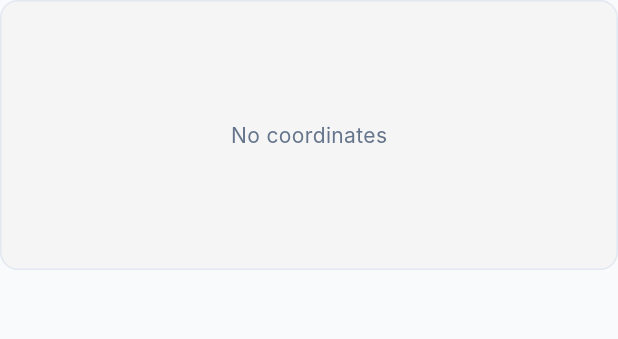
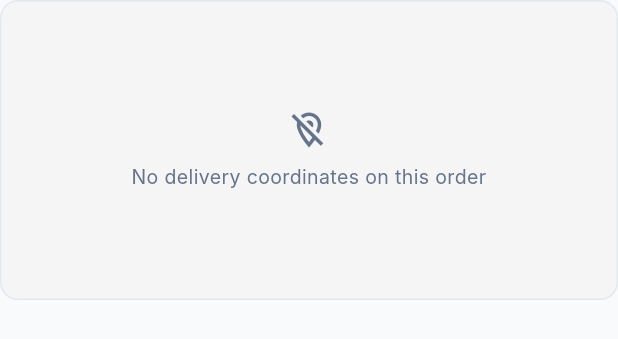
Before and after one commit to juggernaut03/eroc_picker_mobile_app, a Flutter app: the DeliveryMapPreview widget shown alone on an empty page, opened directly, on a phone screen of 412 x 824 dp. Shown: the top 339 px of the screen. Run offline on Flutter 3.47's test engine with Material 3 defaults, Android fonts, the phone set to English and light mode, and no system bars; our stand-ins replace cached_network_image, dio, firebase_core, firebase_messaging, flutter_local_notifications, flutter_map and 10 more; missing offline and left inert: mobile_scanner; accounts and stored records are empty; network calls fail; Roboto replaces fonts that are missing (Inter).

Commit message:
feat: refactor delivery map preview and detail screen to utilize geo_utils for coordinate parsing, enhance UI with improved error handling and layout adjustments

```diff
--- a/lib/screens/rider/delivery_detail_screen.dart
+++ b/lib/screens/rider/delivery_detail_screen.dart
@@ -8,6 +8,7 @@ import '../../providers/auth_provider.dart';
 import '../../services/rider_location_tracker.dart';
 import '../../services/rider_service.dart';
 import '../../utils/app_theme.dart';
+import '../../utils/geo_utils.dart';
 import '../../utils/osm_links.dart';
 import '../../widgets/delivery_map_preview.dart';
 import '../../widgets/status_badge.dart';
@@ -86,9 +87,8 @@ class _DeliveryDetailScreenState extends State<DeliveryDetailScreen> {
       pos = await Geolocator.getCurrentPosition();
     } catch (_) {}
 
-    final destLat = double.tryParse(lat);
-    final destLng = double.tryParse(lng);
-    if (destLat == null || destLng == null) {
+    final dest = parseDeliveryLatLng(lat, lng);
+    if (dest == null) {
       ScaffoldMessenger.of(context).showSnackBar(
         const SnackBar(content: Text('Invalid delivery coordinates')),
       );
@@ -99,8 +99,8 @@ class _DeliveryDetailScreenState extends State<DeliveryDetailScreen> {
       OsmLinks.directionsUrl(
         originLat: pos?.latitude,
         originLng: pos?.longitude,
-        destLat: destLat,
-        destLng: destLng,
+        destLat: dest.latitude,
+        destLng: dest.longitude,
       ),
     );
     if (!await launchUrl(uri, mode: LaunchMode.externalApplication) && mounted) {
--- /dev/null
+++ b/lib/utils/geo_utils.dart
@@ -0,0 +1,24 @@
+import 'package:latlong2/latlong.dart';
+
+/// Parse order latitude/longitude strings into a map point.
+/// Handles swapped lat/lng (common upstream bug) using valid ranges + India heuristic.
+LatLng? parseDeliveryLatLng(String? latitude, String? longitude) {
+  final a = double.tryParse(latitude?.trim() ?? '');
+  final b = double.tryParse(longitude?.trim() ?? '');
+  if (a == null || b == null) return null;
+
+  if (_isValidLat(a) && _isValidLng(b)) return LatLng(a, b);
+  if (_isValidLat(b) && _isValidLng(a)) return LatLng(b, a);
+
+  // India: lat ~6–37, lng ~68–97 — often stored reversed
+  if (_looksLikeIndiaLng(a) && _looksLikeIndiaLat(b)) return LatLng(b, a);
+  if (_looksLikeIndiaLat(a) && _looksLikeIndiaLng(b)) return LatLng(a, b);
+
+  return null;
+}
+
+bool _isValidLat(double v) => v >= -90 && v <= 90;
+bool _isValidLng(double v) => v >= -180 && v <= 180;
+
+bool _looksLikeIndiaLat(double v) => v >= 6 && v <= 37;
+bool _looksLikeIndiaLng(double v) => v >= 68 && v <= 97;
--- a/lib/widgets/delivery_map_preview.dart
+++ b/lib/widgets/delivery_map_preview.dart
@@ -3,10 +3,10 @@ import 'package:flutter_map/flutter_map.dart';
 import 'package:latlong2/latlong.dart';
 
 import '../utils/app_theme.dart';
+import '../utils/geo_utils.dart';
 
-/// In-app map preview using OpenStreetMap tiles (flutter_map).
-/// Optional [polyline] from OSRM routing (list of `{lat, lng}` maps or LatLng).
-class DeliveryMapPreview extends StatelessWidget {
+/// In-app map preview (OpenStreetMap / Carto tiles via flutter_map).
+class DeliveryMapPreview extends StatefulWidget {
   final String? latitude;
   final String? longitude;
   final double height;
@@ -16,7 +16,7 @@ class DeliveryMapPreview extends StatelessWidget {
     super.key,
     this.latitude,
     this.longitude,
-    this.height = 180,
+    this.height = 200,
     this.polyline,
   });
 
@@ -24,7 +24,7 @@ class DeliveryMapPreview extends StatelessWidget {
     String? latitude,
     String? longitude,
     List<dynamic>? polylineJson, {
-    double height = 180,
+    double height = 200,
   }) {
     final pts = (polylineJson ?? [])
         .map((p) {
@@ -32,7 +32,7 @@ class DeliveryMapPreview extends StatelessWidget {
           final lat = (m['lat'] as num?)?.toDouble();
           final lng = (m['lng'] as num?)?.toDouble();
           if (lat == null || lng == null) return null;
-          return LatLng(lat, lng);
+          return parseDeliveryLatLng(lat.toString(), lng.toString()) ?? LatLng(lat, lng);
         })
         .whereType<LatLng>()
         .toList();
@@ -45,53 +45,118 @@ class DeliveryMapPreview extends StatelessWidget {
     );
   }
 
-  LatLng? get _destination {
-    final lat = double.tryParse(latitude ?? '');
-    final lng = double.tryParse(longitude ?? '');
-    if (lat == null || lng == null) return null;
-    return LatLng(lat, lng);
+  LatLng? get destination => parseDeliveryLatLng(latitude, longitude);
+
+  @override
+  State<DeliveryMapPreview> createState() => _DeliveryMapPreviewState();
+}
+
+class _DeliveryMapPreviewState extends State<DeliveryMapPreview> {
+  final MapController _mapController = MapController();
+
+  @override
+  void initState() {
+    super.initState();
+    WidgetsBinding.instance.addPostFrameCallback((_) => _fitCamera());
+  }
+
+  @override
+  void didUpdateWidget(covariant DeliveryMapPreview oldWidget) {
+    super.didUpdateWidget(oldWidget);
+    if (oldWidget.latitude != widget.latitude ||
+        oldWidget.longitude != widget.longitude ||
+        oldWidget.polyline != widget.polyline) {
+      WidgetsBinding.instance.addPostFrameCallback((_) => _fitCamera());
+    }
+  }
+
+  void _fitCamera() {
+    final dest = widget.destination;
+    if (dest == null || !mounted) return;
+
+    final route = widget.polyline;
+    if (route != null && route.length > 1) {
+      final bounds = LatLngBounds.fromPoints(route);
+      _mapController.fitCamera(
+        CameraFit.bounds(bounds: bounds, padding: const EdgeInsets.all(36)),
+      );
+      return;
+    }
+
+    _mapController.move(dest, 16);
   }
 
   @override
   Widget build(BuildContext context) {
-    final dest = _destination;
+    final dest = widget.destination;
     if (dest == null) {
       return Container(
-        height: height,
+        height: widget.height,
         alignment: Alignment.center,
+        padding: const EdgeInsets.all(16),
         decoration: BoxDecoration(
           color: Colors.grey.shade100,
           borderRadius: BorderRadius.circular(12),
           border: Border.all(color: AppTheme.border),
         ),
-        child: const Text('No coordinates', style: TextStyle(color: AppTheme.textSecondary)),
+        child: const Column(
+          mainAxisSize: MainAxisSize.min,
+          children: [
+            Icon(Icons.location_off_outlined, color: AppTheme.textSecondary, size: 28),
+            SizedBox(height: 8),
+            Text(
+              'No delivery coordinates on this order',
+              textAlign: TextAlign.center,
+              style: TextStyle(color: AppTheme.textSecondary, fontSize: 13),
+            ),
+          ],
+        ),
       );
     }
-
-    final points = polyline ?? [dest];
-    final bounds = LatLngBounds.fromPoints(points);
 
     return ClipRRect(
       borderRadius: BorderRadius.circular(12),
       child: SizedBox(
-        height: height,
-        child: FlutterMap(
+        height: widget.height,
+        child: Stack(
+          children: [
+            FlutterMap(
+              mapController: _mapController,
               options: MapOptions(
-            initialCameraFit: CameraFit.bounds(bounds: bounds, padding: const EdgeInsets.all(24)),
-            interactionOptions: const InteractionOptions(flags: InteractiveFlag.pinchZoom | InteractiveFlag.drag),
+                initialCenter: dest,
+                initialZoom: 16,
+                minZoom: 4,
+                maxZoom: 19,
+                interactionOptions: const InteractionOptions(
+                  flags: InteractiveFlag.pinchZoom | InteractiveFlag.drag | InteractiveFlag.doubleTapZoom,
+                ),
               ),
               children: [
                 TileLayer(
-              urlTemplate: 'https://tile.openstreetmap.org/{z}/{x}/{y}.png',
+                  urlTemplate: 'https://{s}.basemaps.cartocdn.com/rastertiles/voyager/{z}/{x}/{y}{r}.png',
+                  subdomains: const ['a', 'b', 'c', 'd'],
                   userAgentPackageName: 'com.shalvi.picker_app',
+                  retinaMode: RetinaMode.isHighDensity(context),
                 ),
-            if (polyline != null && polyline!.length > 1)
+                if (widget.polyline != null && widget.polyline!.length > 1)
                   PolylineLayer(
                     polylines: [
                       Polyline(
-                    points: polyline!,
+                        points: widget.polyline!,
                         color: AppTheme.primary,
-                    strokeWidth: 4,
+                        strokeWidth: 5,
+                      ),
+                    ],
+                  ),
+                CircleLayer(
+                  circles: [
+                    CircleMarker(
+                      point: dest,
+                      radius: 28,
+                      useRadiusInMeter: false,
+                      color: AppTheme.primary.withValues(alpha: 0.18),
+                      borderColor: AppTheme.primary.withValues(alpha: 0.55),
+                      borderStrokeWidth: 2,
                     ),
                   ],
                 ),
@@ -99,11 +164,37 @@ class DeliveryMapPreview extends StatelessWidget {
                   markers: [
                     Marker(
                       point: dest,
-                  width: 40,
-                  height: 40,
-                  child: const Icon(Icons.location_on, color: Colors.red, size: 36),
+                      width: 44,
+                      height: 44,
+                      alignment: Alignment.bottomCenter,
+                      child: const Icon(
+                        Icons.location_on,
+                        color: Color(0xFFE53935),
+                        size: 44,
+                        shadows: [Shadow(color: Colors.black26, blurRadius: 4, offset: Offset(0, 2))],
+                      ),
                     ),
                   ],
+                ),
+              ],
+            ),
+            Positioned(
+              left: 8,
+              bottom: 8,
+              child: DecoratedBox(
+                decoration: BoxDecoration(
+                  color: Colors.white.withValues(alpha: 0.92),
+                  borderRadius: BorderRadius.circular(8),
+                  boxShadow: const [BoxShadow(color: Colors.black12, blurRadius: 4)],
+                ),
+                child: Padding(
+                  padding: const EdgeInsets.symmetric(horizontal: 8, vertical: 4),
+                  child: Text(
+                    '${dest.latitude.toStringAsFixed(5)}, ${dest.longitude.toStringAsFixed(5)}',
+                    style: const TextStyle(fontSize: 10, color: AppTheme.textSecondary, fontFeatures: []),
+                  ),
+                ),
+              ),
             ),
           ],
         ),
```
Also changed, not shown: 1 other file. Lines whose indentation alone changed are shown as unchanged.
